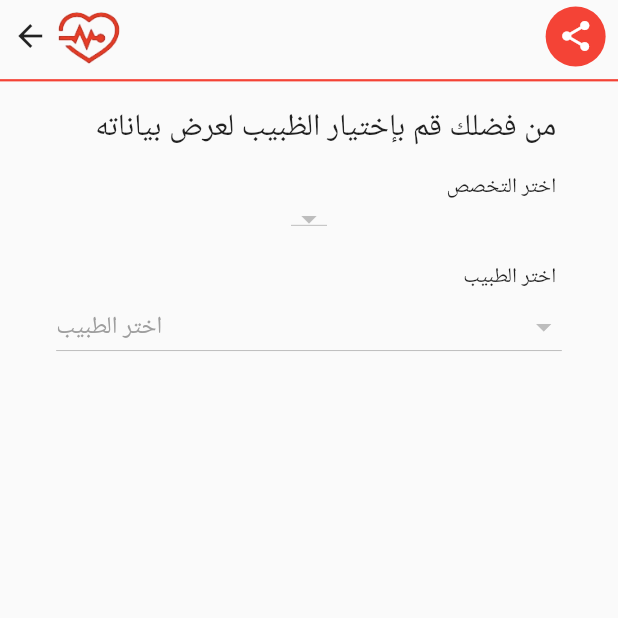
After one commit to A7mDM3tSiM/anger, a Flutter app: the screen it shows after launch, after a tap on "عرض مواقع الاطباء", on a phone screen of 412 x 824 dp, the top half of it. The commit adds this screen. Run offline on Flutter 3.47's test engine with Material 2 defaults, Android fonts, the phone set to English and light mode, and no system bars; our stand-ins replace cloud_firestore, dio, firebase_core, fluttertoast; missing offline and left inert: ussd_advanced; accounts and stored records are empty.

Commit message:
address book

```diff
--- a/lib/components/routes/routes.dart
+++ b/lib/components/routes/routes.dart
@@ -2,6 +2,7 @@ import 'package:angiz/view/admin/add_doctor_view.dart';
 import 'package:angiz/view/admin/admin_booking_view.dart';
 import 'package:angiz/view/admin/admin_view.dart';
 import 'package:angiz/view/book/book_view.dart';
+import 'package:angiz/view/home/address_book_view.dart';
 import 'package:angiz/view/home/contact_us_view.dart';
 import 'package:angiz/view/home/home_view.dart';
 import 'package:angiz/view/payment/payment.dart';
@@ -18,6 +19,7 @@ class Routes {
   static String adminRoute = '/admin';
   static String addDoctorRoute = '/add_doctor';
   static String adminBookingsRoute = '/admin_bookings';
+  static String addressBookRoute = '/address_book';
 
   /// a set contain all the app routes assigned to widgets
   // (_) is context but it's not needed
@@ -30,5 +32,6 @@ class Routes {
     adminRoute: (_) => const AdminView(),
     addDoctorRoute: (_) => const AddDoctorView(),
     adminBookingsRoute: (_) => const AdminBookingView(),
+    addressBookRoute: (_) => const AddressBookView(),
   };
 }
--- a/lib/provider/doctor/doctor_view_model.dart
+++ b/lib/provider/doctor/doctor_view_model.dart
@@ -56,6 +56,10 @@ class DoctorViewModel extends ChangeNotifier {
     _stopLoading();
   }
 
+  Doctor getCurrentDoctor() {
+    return _doctors.where((doc) => doc.name == currentDoc).first;
+  }
+
   Future<void> fetchDoctors() async {
     _startLoading();
     _doctors.clear();
@@ -75,13 +79,13 @@ class DoctorViewModel extends ChangeNotifier {
 
     switch (paymnetService) {
       case PaymnetService.mtn:
-        code = "*121*0996837979*100000*00000#";
+        code = "*121*0924621919*100000*00000#";
         break;
       case PaymnetService.sudani:
-        code = "*303*0122247364*1000*0000#";
+        code = "*303*0100013145*1000*0000#";
         break;
       case PaymnetService.zain:
-        code = "*200*${pinCtrl.text.trim()}*1000*0912145945*0912145945#";
+        code = "*200*${pinCtrl.text.trim()}*1000*0907413221*0907413221#";
         break;
       default:
         return;
--- /dev/null
+++ b/lib/view/home/address_book_view.dart
@@ -0,0 +1,148 @@
+import 'package:flutter/material.dart';
+import 'package:provider/provider.dart';
+
+import '../../provider/doctor/doctor_view_model.dart';
+import '../../services/navigation_service.dart';
+
+class AddressBookView extends StatelessWidget {
+  const AddressBookView({super.key});
+
+  @override
+  Widget build(BuildContext context) {
+    final h = MediaQuery.of(context).size.height;
+    final w = MediaQuery.of(context).size.width;
+
+    return Scaffold(
+      body: SafeArea(
+        child: Column(
+          children: [
+            Padding(
+              padding: EdgeInsets.symmetric(horizontal: w * 0.02),
+              child: Row(
+                mainAxisAlignment: MainAxisAlignment.spaceBetween,
+                children: [
+                  GestureDetector(
+                    onTap: () => NavigationService.pop(),
+                    child: Row(
+                      children: [
+                        const Icon(Icons.arrow_back),
+                        Image.asset(
+                          "assets/app_logo.png",
+                          width: w * 0.13,
+                        ),
+                      ],
+                    ),
+                  ),
+                  Container(
+                    decoration: BoxDecoration(
+                      color: Colors.red,
+                      borderRadius: BorderRadius.circular(360),
+                    ),
+                    padding: const EdgeInsets.all(8),
+                    child: const Icon(
+                      Icons.share,
+                      color: Colors.white,
+                    ),
+                  ),
+                ],
+              ),
+            ),
+            SizedBox(height: h * 0.005),
+            Container(
+              height: 1.5,
+              color: Colors.red,
+            ),
+            SizedBox(height: h * 0.02),
+            Padding(
+              padding: EdgeInsets.symmetric(horizontal: w * 0.1),
+              child: Align(
+                alignment: Alignment.centerRight,
+                child: Text(
+                  "من فضلك قم بإختيار الظبيب لعرض بياناته",
+                  style: TextStyle(
+                    fontSize: h * 0.025,
+                    fontWeight: FontWeight.w200,
+                  ),
+                ),
+              ),
+            ),
+            SizedBox(height: h * 0.02),
+            Padding(
+              padding: EdgeInsets.symmetric(horizontal: w * 0.1),
+              child: const Align(
+                alignment: Alignment.centerRight,
+                child: Text("اختر التخصص"),
+              ),
+            ),
+            Consumer<DoctorViewModel>(
+              builder: (_, doc, __) => DropdownButton(
+                items: doc.specItem(context),
+                value: doc.currentSpec,
+                onChanged: (value) => doc.serCurrentSpec(value),
+              ),
+            ),
+            SizedBox(height: h * 0.02),
+            Padding(
+              padding: EdgeInsets.symmetric(horizontal: w * 0.1),
+              child: const Align(
+                alignment: Alignment.centerRight,
+                child: Text("اختر الطبيب"),
+              ),
+            ),
+            Consumer<DoctorViewModel>(
+              builder: (_, doc, __) => DropdownButton<String>(
+                items: doc.docItems(context),
+                value: doc.currentDoc,
+                hint: SizedBox(
+                  width: w * 0.76,
+                  child: const Text(
+                    "اختر الطبيب",
+                    style: TextStyle(color: Colors.grey),
+                  ),
+                ),
+                onChanged: (value) => doc.serCurrentDoc(value ?? ""),
+              ),
+            ),
+            SizedBox(height: h * 0.02),
+            Consumer<DoctorViewModel>(builder: (_, doc, __) {
+              if (doc.currentDoc == null) {
+                return const SizedBox();
+              }
+              return Container(
+                width: w * 0.85,
+                padding: EdgeInsets.symmetric(horizontal: w * 0.01),
+                decoration: BoxDecoration(
+                  borderRadius: BorderRadius.circular(10),
+                  border: Border.all(width: 1.5, color: Colors.black),
+                ),
+                child: Column(
+                  crossAxisAlignment: CrossAxisAlignment.end,
+                  children: [
+                    Text(
+                      "الاسم : ${doc.getCurrentDoctor().name}",
+                      style: TextStyle(
+                        fontSize: h * 0.02,
+                      ),
+                    ),
+                    Text(
+                      "التخصص : ${doc.getCurrentDoctor().spec}",
+                      style: TextStyle(
+                        fontSize: h * 0.02,
+                      ),
+                    ),
+                    Text(
+                      "الموقع : ${doc.getCurrentDoctor().location}",
+                      style: TextStyle(
+                        fontSize: h * 0.02,
+                      ),
+                    ),
+                  ],
+                ),
+              );
+            })
+          ],
+        ),
+      ),
+    );
+  }
+}
--- a/lib/view/home/home_view.dart
+++ b/lib/view/home/home_view.dart
@@ -94,6 +94,19 @@ class HomeView extends StatelessWidget {
                 ),
               ],
             ),
+            SizedBox(height: h * 0.03),
+            GestureDetector(
+              onTap: () {
+                NavigationService.push(Routes.addressBookRoute);
+              },
+              child: Text(
+                "عرض مواقع الاطباء",
+                style: TextStyle(
+                  fontSize: h * 0.02,
+                  decoration: TextDecoration.underline,
+                ),
+              ),
+            ),
             SizedBox(height: h * 0.1),
             Padding(
               padding: const EdgeInsets.all(8.0),
--- a/lib/view/payment/payment.dart
+++ b/lib/view/payment/payment.dart
@@ -59,7 +59,8 @@ class PaymentView extends StatelessWidget {
               child: Align(
                 alignment: Alignment.centerRight,
                 child: Text(
-                  "اختر مزود الخدمة الخاص بك",
+                  "سيتم خصم 1000 جنية من رصيدك. "
+                  "الرجاء اختيار الشريحة التي تعمل بها",
                   textAlign: TextAlign.right,
                   style: TextStyle(fontSize: h * 0.02),
                 ),
```
